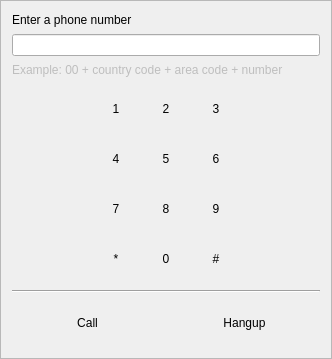
First picture: the form in src/tools/customwidgets/generic/dialpad_base.ui, repository AlekSi/Jabbin, before the edit.
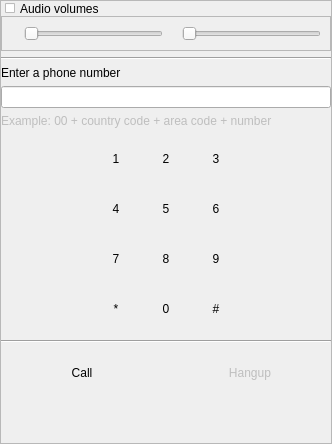
Second picture: the form after the edit. Icons and pictures are not drawn.

Patch:
```diff
--- a/src/tools/customwidgets/generic/dialpad_base.ui
+++ b/src/tools/customwidgets/generic/dialpad_base.ui
@@ -6,7 +6,7 @@
     <x>0</x>
     <y>0</y>
     <width>332</width>
-    <height>359</height>
+    <height>444</height>
    </rect>
   </property>
   <property name="windowTitle" >
@@ -19,6 +19,115 @@
    <enum>QFrame::Raised</enum>
   </property>
   <layout class="QVBoxLayout" name="verticalLayout_2" >
+   <property name="margin" >
+    <number>0</number>
+   </property>
+   <item>
+    <widget class="QFrame" name="frame" >
+     <layout class="QVBoxLayout" name="verticalLayout_3" >
+      <property name="spacing" >
+       <number>0</number>
+      </property>
+      <property name="margin" >
+       <number>0</number>
+      </property>
+      <item>
+       <widget class="QCheckBox" name="checkVolumesShown" >
+        <property name="styleSheet" >
+         <string notr="true" > QCheckBox {
+     padding-left: 4px;
+     spacing: 5px;
+ }
+
+ QCheckBox::indicator {
+     width: 10px;
+     height: 10px;
+ }
+
+ QCheckBox::indicator:unchecked {
+     image: url(:/customwidgets/generic/data/arrow_right.png)
+ }
+
+ QCheckBox::indicator:unchecked:hover {
+     image: url(:/customwidgets/generic/data/arrow_right_hover.png)
+ }
+
+ QCheckBox::indicator:checked {
+     image: url(:/customwidgets/generic/data/arrow_down.png)
+ }
+
+ QCheckBox::indicator:checked:hover {
+     image: url(:/customwidgets/generic/data/arrow_down_hover.png)
+ }
+</string>
+        </property>
+        <property name="text" >
+         <string>Audio volumes</string>
+        </property>
+       </widget>
+      </item>
+      <item>
+       <widget class="QFrame" name="frameVolumes" >
+        <property name="frameShape" >
+         <enum>QFrame::StyledPanel</enum>
+        </property>
+        <property name="frameShadow" >
+         <enum>QFrame::Sunken</enum>
+        </property>
+        <layout class="QHBoxLayout" name="horizontalLayout_3" >
+         <item>
+          <widget class="QLabel" name="labelSpeakerVolume" >
+           <property name="toolTip" >
+            <string>Speaker volume</string>
+           </property>
+           <property name="pixmap" >
+            <pixmap resource="../customwidgets.qrc" >:/customwidgets/generic/data/speaker.png</pixmap>
+           </property>
+          </widget>
+         </item>
+         <item>
+          <widget class="QSlider" name="sliderSpeakerVolume" >
+           <property name="toolTip" >
+            <string>Speaker volume</string>
+           </property>
+           <property name="orientation" >
+            <enum>Qt::Horizontal</enum>
+           </property>
+          </widget>
+         </item>
+         <item>
+          <widget class="QLabel" name="labelMicrophoneVolume" >
+           <property name="toolTip" >
+            <string>Microphone volume</string>
+           </property>
+           <property name="pixmap" >
+            <pixmap resource="../customwidgets.qrc" >:/customwidgets/generic/data/microphone.png</pixmap>
+           </property>
+          </widget>
+         </item>
+         <item>
+          <widget class="QSlider" name="sliderMicrophoneVolume" >
+           <property name="toolTip" >
+            <string>Microphone volume</string>
+           </property>
+           <property name="orientation" >
+            <enum>Qt::Horizontal</enum>
+           </property>
+          </widget>
+         </item>
+        </layout>
+       </widget>
+      </item>
+     </layout>
+    </widget>
+   </item>
+   <item>
+    <widget class="Line" name="lineVolumes" >
+     <property name="orientation" >
+      <enum>Qt::Horizontal</enum>
+     </property>
+    </widget>
+   </item>
    <item>
     <layout class="QVBoxLayout" name="verticalLayout" >
      <item>
@@ -512,7 +621,10 @@
       </widget>
      </item>
      <item>
-      <widget class="QPushButton" name="pushButton_14" >
+      <widget class="QPushButton" name="buttonHangup" >
+       <property name="enabled" >
+        <bool>false</bool>
+       </property>
        <property name="minimumSize" >
         <size>
          <width>0</width>
@@ -529,6 +641,19 @@
      </item>
     </layout>
    </item>
+   <item>
+    <spacer name="verticalSpacer" >
+     <property name="orientation" >
+      <enum>Qt::Vertical</enum>
+     </property>
+     <property name="sizeHint" stdset="0" >
+      <size>
+       <width>20</width>
+       <height>40</height>
+      </size>
+     </property>
+    </spacer>
+   </item>
   </layout>
  </widget>
  <tabstops>
```
Left out of the diff: 55 changed lines with no effect on the pictures.
